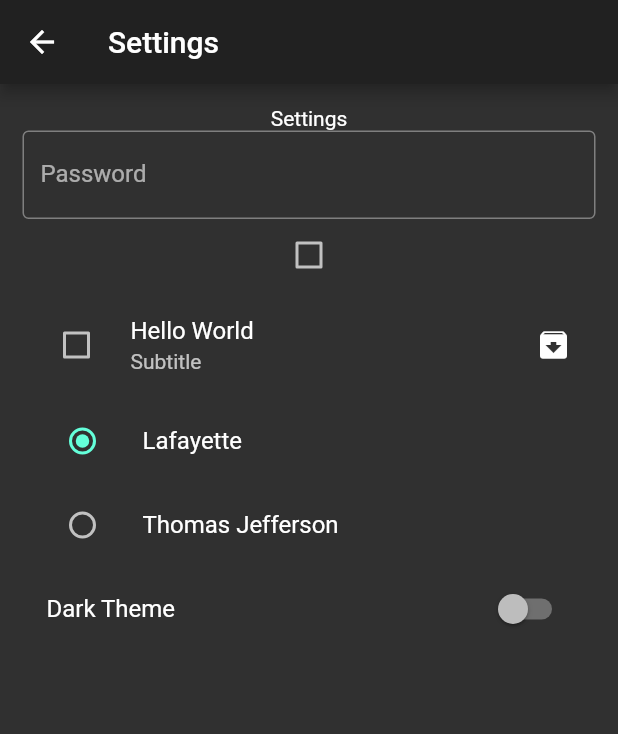
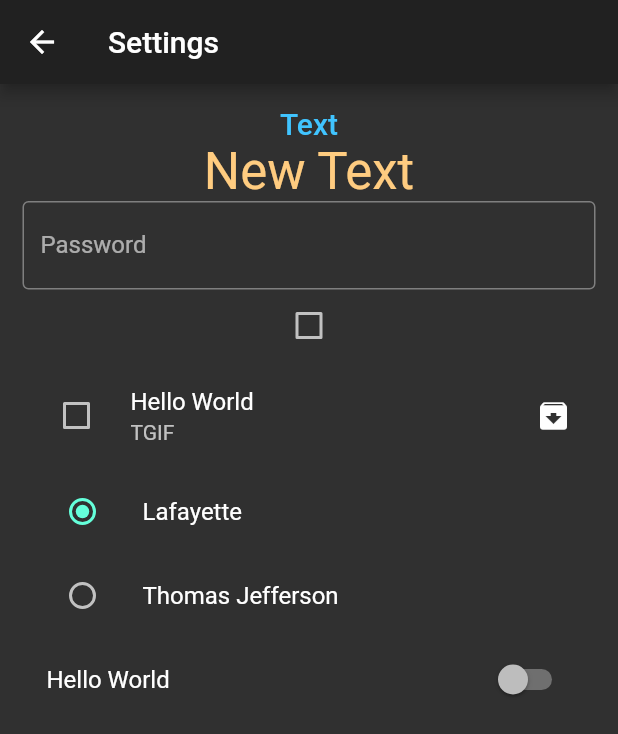
Before and after one commit to ymingt/theming, a Flutter app: the Screen1 screen opened by its route, on a phone screen of 412 x 824 dp. Shown: the top 734 px of the screen. Run offline on Flutter 3.47's test engine with Material 2 defaults, Android fonts, the phone set to English and light mode, and no system bars.

Commit message:
update screen1

```diff
--- a/lib/screen1.dart
+++ b/lib/screen1.dart
@@ -1,6 +1,4 @@
 import 'package:flutter/material.dart';
-import 'customTheme.dart';
-import 'themes.dart';
 
 enum SingingCharacter { lafayette, jefferson }
 
@@ -10,37 +8,25 @@ class Screen1 extends StatefulWidget {
 }
 
 class _State extends State<Screen1> {
-  void _changeTheme(BuildContext buildContext, MyThemeKeys key) {
-    CustomTheme.instanceOf(buildContext).changeTheme(key);
-  }
-
   bool _value1 = false;
   bool _value2 = false;
   SingingCharacter _character = SingingCharacter.lafayette;
 
   bool _value2Switch = false;
 
-  void _onChanged2(bool value) => {
-        if (value)
-          {
-            _changeTheme(context, MyThemeKeys.DARKER),
-          }
-        else
-          {
-            _changeTheme(context, MyThemeKeys.LIGHT),
-          },
-        setState(() => _value2Switch = value)
-      };
+  void _onChanged2(bool value) => setState(() => _value2Switch = value);
 
   //we omitted the brackets '{}' and are using fat arrow '=>' instead, this is dart syntax
-  void _value1Changed(bool value) => {
-        _changeTheme(context, MyThemeKeys.DARKER),
-        setState(() => _value1 = value)
-      };
+  void _value1Changed(bool value) => setState(() => _value1 = value);
   void _value2Changed(bool value) => setState(() => _value2 = value);
 
   @override
   Widget build(BuildContext context) {
+    final newTextTheme = Theme.of(context).textTheme.apply(
+          bodyColor: Colors.orange[200],
+          displayColor: Colors.orange[200],
+        );
+
     return Scaffold(
       appBar: AppBar(
         title: Text("Settings"),
@@ -50,7 +36,17 @@ class _State extends State<Screen1> {
           padding: EdgeInsets.all(15.0),
           child: Column(
             children: <Widget>[
-              Text('Settings'),
+              Text(
+                'Text',
+                style: Theme.of(context)
+                    .textTheme
+                    .title
+                    .copyWith(color: Colors.lightBlueAccent),
+              ),
+              Text(
+                'New Text',
+                style: newTextTheme.display1,
+              ),
               TextField(
                 obscureText: true,
                 decoration: InputDecoration(
@@ -64,7 +60,7 @@ class _State extends State<Screen1> {
                 onChanged: _value2Changed,
                 title: new Text('Hello World'),
                 controlAffinity: ListTileControlAffinity.leading,
-                subtitle: new Text('Subtitle'),
+                subtitle: new Text('TGIF'),
                 secondary: new Icon(Icons.archive),
               ),
               ListTile(
@@ -94,7 +90,7 @@ class _State extends State<Screen1> {
               new SwitchListTile(
                 value: _value2Switch,
                 onChanged: _onChanged2,
-                title: new Text('Dark Theme'),
+                title: new Text('Hello World'),
               )
             ],
           ),
```
Also changed, not shown: lib/main.dart (+19 -14 lines).
